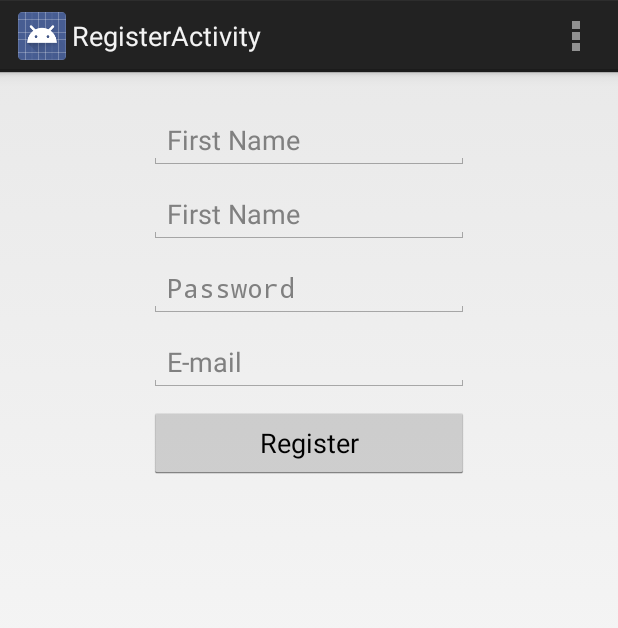
After one commit to fnk0/InsuringMyLife, an Android app: the RegisterActivity screen opened directly, with no data from a screen before it, on a phone screen of 412 x 824 dp. The commit adds this screen. Shown: the top 628 px of the screen. Run offline under Robolectric (Android 15) with nearby library versions, the phone set to English and light mode, and no system bars.

Commit message:
Initial commit Added Login and Register

```diff
--- /dev/null
+++ b/InsuringMyLife/src/main/java/com/gabilheri/insuringmylife/RegisterActivity.java
@@ -0,0 +1,142 @@
+package com.gabilheri.insuringmylife;
+
+import android.app.Activity;
+import android.app.ProgressDialog;
+import android.os.AsyncTask;
+import android.os.Bundle;
+import android.util.Log;
+import android.view.Menu;
+import android.view.MenuItem;
+import android.view.View;
+import android.widget.Button;
+import android.widget.EditText;
+import android.widget.Toast;
+
+import org.apache.http.NameValuePair;
+import org.apache.http.message.BasicNameValuePair;
+import org.json.JSONException;
+import org.json.JSONObject;
+
+import java.util.ArrayList;
+import java.util.List;
+
+public class RegisterActivity extends Activity implements View.OnClickListener {
+
+    // Declaring variables and constants
+    private EditText user, pass, email;
+    private Button mRegister;
+
+    private ProgressDialog pDialog;
+
+    JSONParser jsonParser = new JSONParser();
+
+    private static final String REGISTER_URL = "http://162.243.225.173/CloudTaskManager/improved/new_user.php";
+    private static final String TAG_MESSAGE = "message";
+    private static final String TAG_SUCCESS = "success";
+
+
+
+    @Override
+    protected void onCreate(Bundle savedInstanceState) {
+        super.onCreate(savedInstanceState);
+        setContentView(R.layout.activity_register);
+
+        user = (EditText) findViewById(R.id.username);
+        pass = (EditText) findViewById(R.id.password);
+        email = (EditText) findViewById(R.id.email);
+
+        mRegister = (Button) findViewById(R.id.register);
+        mRegister.setOnClickListener(this);
+
+    }
+
+    @Override
+    public void onClick(View v) {
+        new CreateUser().execute();
+    }
+
+    class CreateUser extends AsyncTask<String, String, String> {
+
+        boolean failure = false;
+
+        @Override
+        protected void onPreExecute() {
+            super.onPreExecute();
+            pDialog = new ProgressDialog(RegisterActivity.this);
+            pDialog.setMessage("Creating User...");
+            pDialog.setIndeterminate(false);
+            pDialog.setCancelable(true);
+            pDialog.show();
+        }
+
+        @Override
+        protected String doInBackground(String... args) {
+
+            int success;
+            String username = user.getText().toString();
+            String password = user.getText().toString();
+            String email = user.getText().toString();
+
+            try {
+
+                List<NameValuePair> params = new ArrayList<NameValuePair>();
+                params.add(new BasicNameValuePair("username", username));
+                params.add(new BasicNameValuePair("password", password));
+                params.add(new BasicNameValuePair("email", email));
+
+                Log.d("request!", "starting");
+
+                // Posting user data to script
+
+                JSONObject json = jsonParser.makeHttpRequest(REGISTER_URL, "POST", params);
+
+                // Full Json response
+                Log.d("Register attempt", json.toString());
+
+                // Json success element
+                success = json.getInt(TAG_SUCCESS);
+
+                if(success == 1) {
+                    Log.d("User created!", json.toString());
+                    finish();
+                    return json.getString(TAG_MESSAGE);
+                } else {
+                    Log.d("Register failed!", json.getString(TAG_MESSAGE));
+                    return json.getString(TAG_MESSAGE);
+                }
+            } catch (JSONException e) {
+                e.printStackTrace();
+            }
+            return null;
+        }
+
+        protected void onPostExecute(String file_url) {
+
+            pDialog.dismiss();
+            if(file_url != null) {
+                Toast.makeText(RegisterActivity.this, file_url, Toast.LENGTH_LONG).show();
+            }
+
+        }
+    }
+
+    @Override
+    public boolean onCreateOptionsMenu(Menu menu) {
+
+        // Inflate the menu; this adds items to the action bar if it is present.
+        getMenuInflater().inflate(R.menu.register, menu);
+        return true;
+    }
+
+    @Override
+    public boolean onOptionsItemSelected(MenuItem item) {
+        // Handle action bar item clicks here. The action bar will
+        // automatically handle clicks on the Home/Up button, so long
+        // as you specify a parent activity in AndroidManifest.xml.
+        int id = item.getItemId();
+        if (id == R.id.action_settings) {
+            return true;
+        }
+        return super.onOptionsItemSelected(item);
+    }
+}
--- /dev/null
+++ b/InsuringMyLife/src/main/res/layout/activity_register.xml
@@ -0,0 +1,65 @@
+<RelativeLayout xmlns:android="http://schemas.android.com/apk/res/android"
+    xmlns:tools="http://schemas.android.com/tools"
+    android:layout_width="match_parent"
+    android:layout_height="match_parent"
+    android:paddingBottom="@dimen/activity_vertical_margin"
+    android:paddingLeft="@dimen/activity_horizontal_margin"
+    android:paddingRight="@dimen/activity_horizontal_margin"
+    android:paddingTop="@dimen/activity_vertical_margin"
+    tools:context=".RegisterActivity" >
+
+    <EditText
+        android:id="@+id/firstName"
+        android:layout_width="wrap_content"
+        android:layout_height="wrap_content"
+        android:ems="10"
+        android:hint="First Name"
+        android:layout_centerHorizontal="true"
+        android:layout_marginTop="10dp"
+        />
+    <EditText
+        android:id="@+id/lastName"
+        android:layout_width="wrap_content"
+        android:layout_height="wrap_content"
+        android:ems="10"
+        android:hint="First Name"
+        android:layout_below="@+id/firstName"
+        android:layout_centerHorizontal="true"
+        android:layout_marginTop="10dp"
+        />
+
+    <EditText
+        android:id="@+id/password"
+        android:layout_width="wrap_content"
+        android:layout_height="wrap_content"
+        android:ems="10"
+        android:hint="@string/password"
+        android:layout_below="@+id/lastName"
+        android:layout_centerHorizontal="true"
+        android:inputType="textPassword"
+        android:layout_marginTop="10dp"
+        />
+    <EditText
+        android:id="@+id/email"
+        android:layout_width="wrap_content"
+        android:layout_height="wrap_content"
+        android:ems="10"
+        android:hint="@string/email"
+        android:layout_below="@+id/password"
+        android:layout_centerHorizontal="true"
+        android:inputType="textEmailAddress"
+        android:layout_marginTop="10dp"
+        />
+
+    <Button
+        android:id="@+id/register"
+        android:layout_width="wrap_content"
+        android:layout_height="wrap_content"
+        android:layout_below="@+id/email"
+        android:text="@string/register"
+        android:ems="10"
+        android:layout_centerHorizontal="true"
+        android:layout_marginTop="10dp"
+        />
+
+</RelativeLayout>
--- /dev/null
+++ b/InsuringMyLife/src/main/res/menu/register.xml
@@ -0,0 +1,9 @@
+<menu xmlns:android="http://schemas.android.com/apk/res/android"
+    xmlns:tools="http://schemas.android.com/tools"
+    tools:context="com.gabilheri.insuringmylife.RegisterActivity" >
+
+    <item android:id="@+id/action_settings"
+        android:title="@string/action_settings"
+        android:orderInCategory="100"
+        android:showAsAction="never" />
+</menu>
--- a/InsuringMyLife/src/main/res/values/strings.xml
+++ b/InsuringMyLife/src/main/res/values/strings.xml
@@ -9,5 +9,7 @@
     <string name="password">Password</string>
     <string name="login">Login</string>
     <string name="register">Register</string>
+    <string name="title_activity_register">RegisterActivity</string>
+    <string name="title_activity_initial">InitialActivity</string>
 
 </resources>
```
Also changed, not shown: InsuringMyLife/src/main/AndroidManifest.xml (+8 -0 lines), InsuringMyLife/src/main/java/com/gabilheri/insuringmylife/InitialActivity.java (added, +65 -0 lines), InsuringMyLife/src/main/java/com/gabilheri/insuringmylife/LoginActivity.java (+143 -2 lines), InsuringMyLife/src/main/res/layout/activity_initial.xml (added, +7 -0 lines), InsuringMyLife/src/main/res/layout/fragment_initial.xml (added, +16 -0 lines), InsuringMyLife/src/main/res/layout/fragment_register.xml (added, +16 -0 lines), InsuringMyLife/src/main/res/menu/initial.xml (added, +9 -0 lines).
